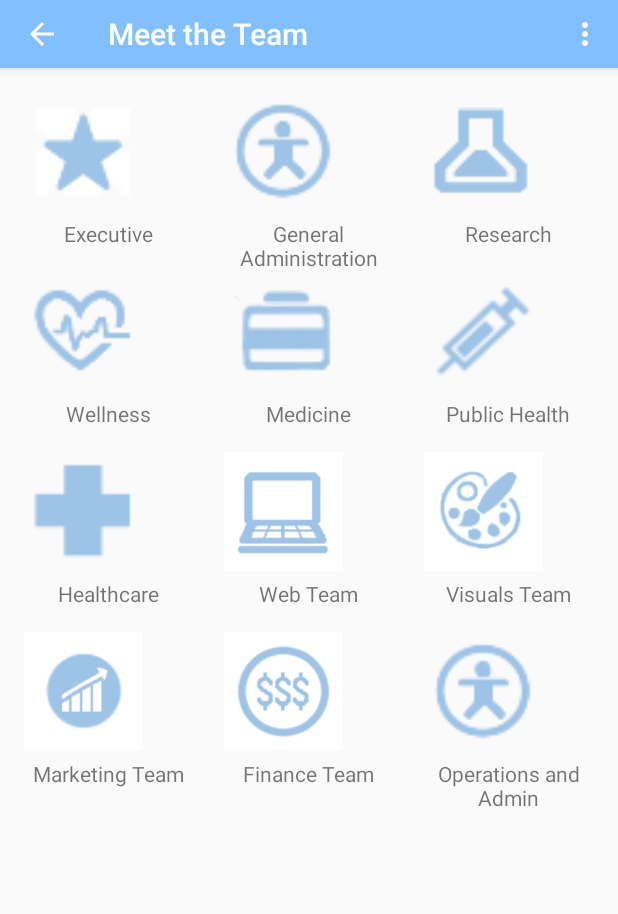
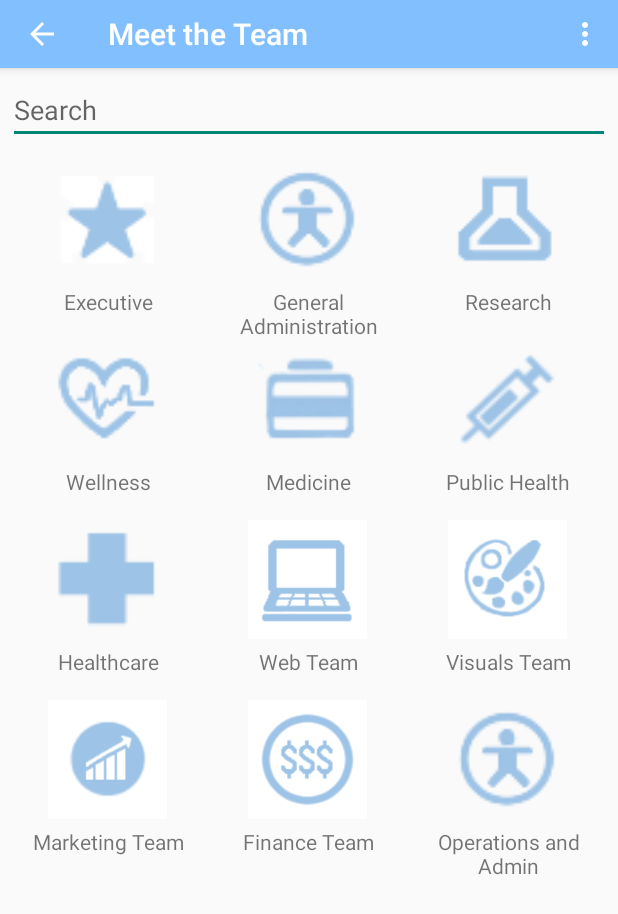
Before and after one commit to Fire3galaxy/Morning-Sign-Out-Full, an Android app: the MeetTheTeamActivity screen opened directly, with no data from a screen before it, on a phone screen of 412 x 824 dp. Shown: the top 914 px of the screen. Run offline under Robolectric (Android 15) with nearby library versions, the phone set to English and light mode, and no system bars.

Commit message:
Centered icons and text, added search bar

```diff
--- a/Morning-Sign-Out/app/src/main/java/app/morningsignout/com/morningsignoff/MeetTheTeamActivity.java
+++ b/Morning-Sign-Out/app/src/main/java/app/morningsignout/com/morningsignoff/MeetTheTeamActivity.java
@@ -2,15 +2,21 @@ package app.morningsignout.com.morningsignoff;
 
 import android.os.Bundle;
 import android.support.v7.app.ActionBarActivity;
+import android.util.Log;
 import android.view.Menu;
 import android.view.MenuItem;
+import android.view.inputmethod.EditorInfo;
 import android.widget.GridView;
+import android.widget.EditText;
+import android.widget.TextView;
+import android.view.KeyEvent;
 
 /**
  * Created by tanvikamath on 12/26/15.
  */
 public class MeetTheTeamActivity extends ActionBarActivity {
 
+    EditText searchBar;
     GridView gridView;
     MeetTheTeamAdapter gridViewCustomAdapter;
 
@@ -18,6 +24,21 @@ public class MeetTheTeamActivity extends ActionBarActivity {
     public void onCreate(Bundle savedInstanceState) {
         super.onCreate(savedInstanceState);
         setContentView(R.layout.meet_the_team_view);
+
+        searchBar = (EditText) findViewById(R.id.search_bar);
+        searchBar.setOnEditorActionListener(new TextView.OnEditorActionListener() {
+            @Override
+            public boolean onEditorAction(TextView v, int actionId, KeyEvent event) {
+                boolean handled = false;
+                if (actionId == EditorInfo.IME_ACTION_SEND) {
+                    String query = v.getText().toString();
+                    if (!query.isEmpty()) {
+
+                    }
+                }
+                return false;
+            }
+        });
 
         gridView=(GridView)findViewById(R.id.meetTheTeamGridView);
         // Create the Custom Adapter Object
--- a/Morning-Sign-Out/app/src/main/res/layout/meet_the_team_row.xml
+++ b/Morning-Sign-Out/app/src/main/res/layout/meet_the_team_row.xml
@@ -3,6 +3,8 @@
     android:layout_width="match_parent"
     android:layout_height="match_parent"
     android:orientation="vertical"
+    android:gravity="center"
+    android:layout_gravity="center"
     android:padding="5dp" >
 
     <ImageView
@@ -18,7 +20,8 @@
         android:id="@+id/textView"
         android:layout_width="match_parent"
         android:layout_height="match_parent"
-        android:gravity="center" >
+        android:gravity="center"
+        android:layout_gravity="center">
     </TextView>
 
 </LinearLayout>
--- a/Morning-Sign-Out/app/src/main/res/layout/meet_the_team_view.xml
+++ b/Morning-Sign-Out/app/src/main/res/layout/meet_the_team_view.xml
@@ -3,6 +3,13 @@
     android:layout_width="match_parent"
     android:layout_height="match_parent"
     android:padding="5dp">
+
+    <EditText
+        android:id="@id/search_bar"
+        android:layout_width="match_parent"
+        android:layout_height="wrap_content"
+        android:hint="@string/action_search"
+        android:layout_alignParentTop="true"/>
 
     <GridView
         android:id="@+id/meetTheTeamGridView"
@@ -10,7 +17,8 @@
         android:layout_height="match_parent"
         android:gravity="center"
         android:numColumns="3"
-        android:stretchMode="columnWidth" />
+        android:stretchMode="columnWidth"
+        android:layout_below="@+id/search_bar"/>
 
 
 </RelativeLayout>
```
